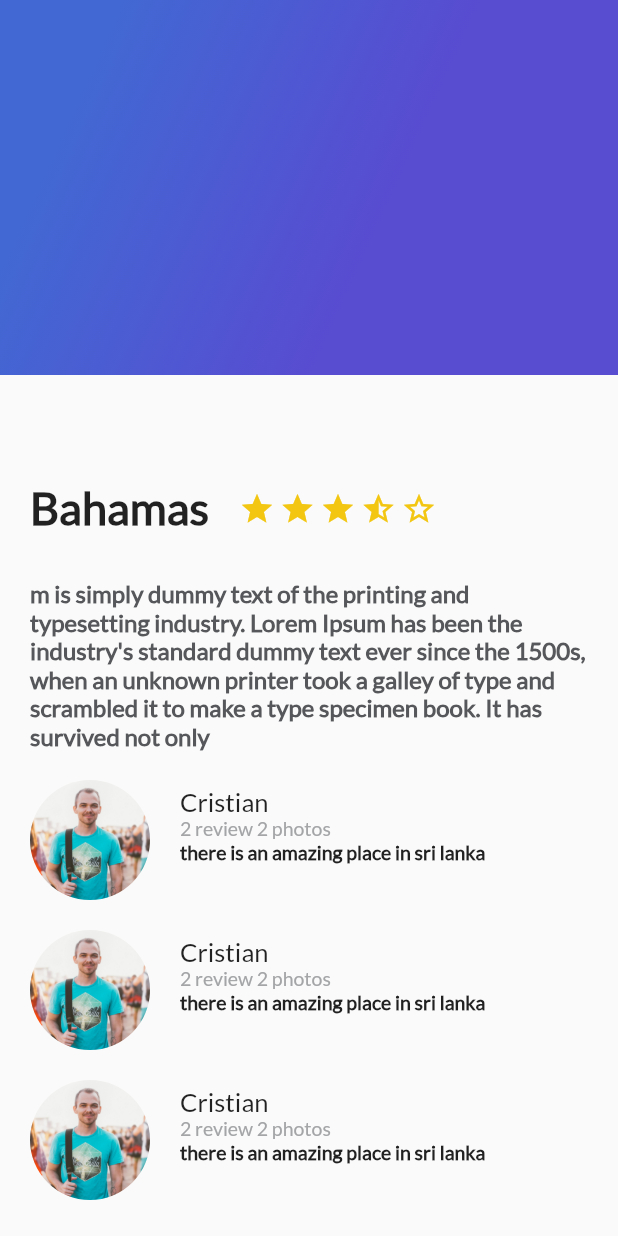
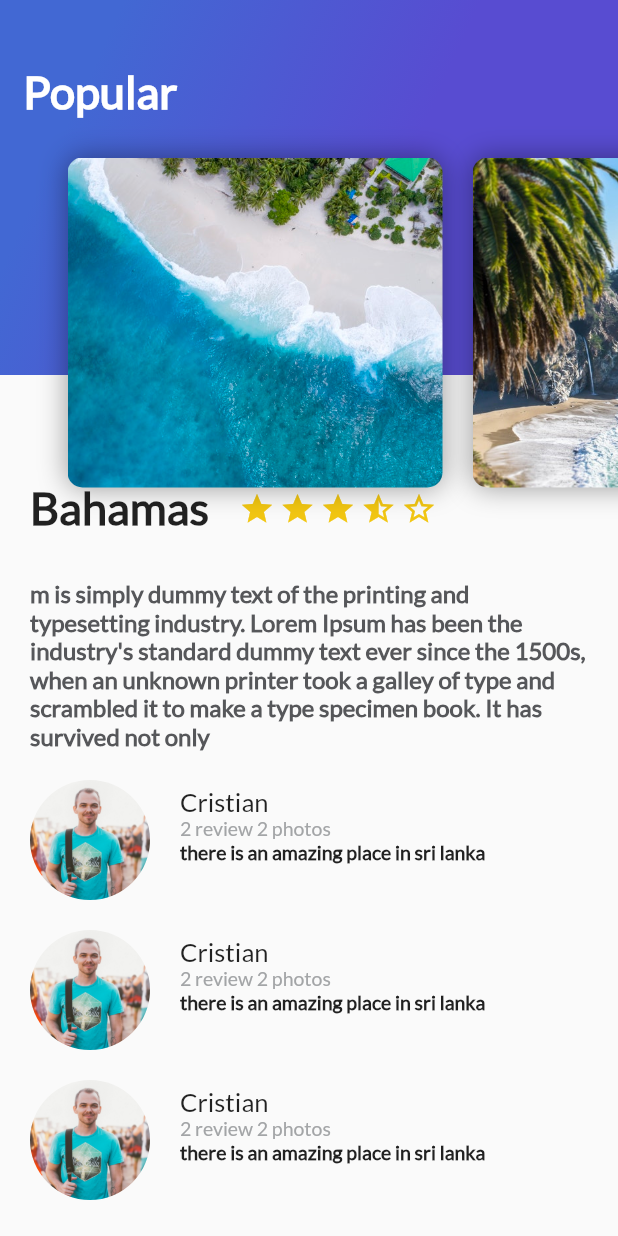
Before and after one commit to cristiandrc/Flutter-basic, a Flutter app: the screen it shows after launch, on a phone screen of 412 x 824 dp. Run offline on Flutter 3.47's test engine with Material 2 defaults, Android fonts, the phone set to English and light mode, and no system bars.

Commit message:
feat: add carrousel lateral

```diff
--- /dev/null
+++ b/lib/card_image.dart
@@ -0,0 +1,35 @@
+import 'package:flutter/material.dart';
+
+class CardImage extends StatelessWidget {
+  String path = "assets/img/beach.jpeg";
+  CardImage(this.path, {super.key});
+  @override
+  Widget build(BuildContext context) {
+    final card = Container(
+      height: 350.0,
+      width: 250.0,
+      margin: const EdgeInsets.only(
+        top: 80.0,
+        left: 20.0,
+      ),
+      decoration: BoxDecoration(
+        image: DecorationImage(
+          fit: BoxFit.cover,
+          image: AssetImage(path),
+        ),
+        borderRadius: const BorderRadius.all(
+          Radius.circular(10),
+        ),
+        shape: BoxShape.rectangle,
+        boxShadow: const <BoxShadow>[
+          BoxShadow(
+            color: Colors.black38,
+            blurRadius: 15.0,
+            offset: Offset(0.0, 0.0),
+          ),
+        ],
+      ),
+    );
+    return card;
+  }
+}
--- /dev/null
+++ b/lib/card_image_list.dart
@@ -0,0 +1,23 @@
+import 'package:flutter/material.dart';
+import 'package:flutter_application_1/card_image.dart';
+import "./card_image.dart";
+
+class CardImageList extends StatelessWidget {
+  @override
+  Widget build(BuildContext context) {
+    return Container(
+      height: 350.0,
+      child: ListView(
+        padding: const EdgeInsets.all(25.0),
+        scrollDirection: Axis.horizontal,
+        children: [
+          CardImage("assets/img/beach.jpeg"),
+          CardImage("assets/img/beach_palm.jpeg"),
+          CardImage("assets/img/mountain_stars.jpeg"),
+          CardImage("assets/img/beach.jpeg"),
+          CardImage("assets/img/beach_palm.jpeg"),
+        ],
+      ),
+    );
+  }
+}
--- a/lib/gradient_back.dart
+++ b/lib/gradient_back.dart
@@ -1,7 +1,9 @@
 import 'package:flutter/material.dart';
 
 class GradientBack extends StatelessWidget {
-  const GradientBack({super.key});
+  String title;
+
+  GradientBack(this.title, {super.key});
 
   @override
   Widget build(BuildContext context) {
@@ -18,6 +20,16 @@ class GradientBack extends StatelessWidget {
             stops: [0.0, 0.6],
             tileMode: TileMode.clamp),
       ),
+      alignment: const Alignment(-0.9, -0.6),
+      child: Text(
+        title,
+        style: const TextStyle(
+          color: Colors.white,
+          fontSize: 30,
+          fontFamily: "Lato",
+          fontWeight: FontWeight.bold,
+        ),
+      ),
     );
   }
 }
--- /dev/null
+++ b/lib/header_appbar.dart
@@ -0,0 +1,15 @@
+import 'package:flutter/material.dart';
+import './card_image_List.dart';
+import './gradient_back.dart';
+
+class HeaderAppBar extends StatelessWidget {
+  @override
+  Widget build(BuildContext context) {
+    return Stack(
+      children: [
+        GradientBack("Popular"),
+        CardImageList(),
+      ],
+    );
+  }
+}
--- a/lib/main.dart
+++ b/lib/main.dart
@@ -1,9 +1,17 @@
 import 'package:flutter/material.dart';
+import 'package:flutter/services.dart';
 import 'description_place.dart';
 import "./review_list.dart";
 import './gradient_back.dart';
+import "./header_appbar.dart";
 
 void main() {
+  SystemChrome.setSystemUIOverlayStyle(
+    const SystemUiOverlayStyle(
+      statusBarColor: Colors.transparent,
+      statusBarBrightness: Brightness.light,
+    ),
+  );
   runApp(const MyApp());
 }
 
@@ -45,7 +53,7 @@ class MyApp extends StatelessWidget {
                   ReviewList()
                 ],
               ),
-              GradientBack(),
+              HeaderAppBar(),
             ],
           ),
         ) //const MyHomePage(title: 'Flutter Demo Home Page'),
--- a/pubspec.yaml
+++ b/pubspec.yaml
@@ -91,6 +91,10 @@ flutter:
 
   assets:
     - assets/img/people.jpg
+    - assets/img/beach_palm.jpeg
+    - assets/img/mountain_stars.jpeg
+    - assets/img/beach.jpeg
+    - assets/img/
 
   fonts:
     - family: Lato
```
Also changed, not shown: assets/img/beach.jpeg (added), assets/img/beach_palm.jpeg (added), assets/img/mountain_stars.jpeg (added), 1 other file.
